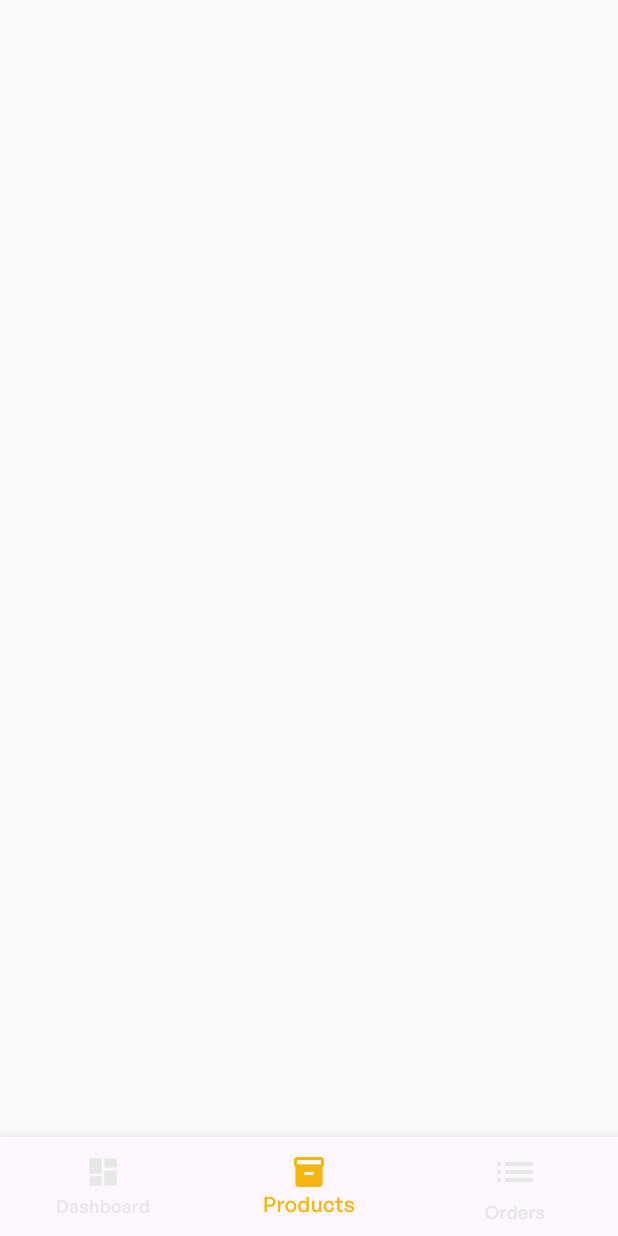
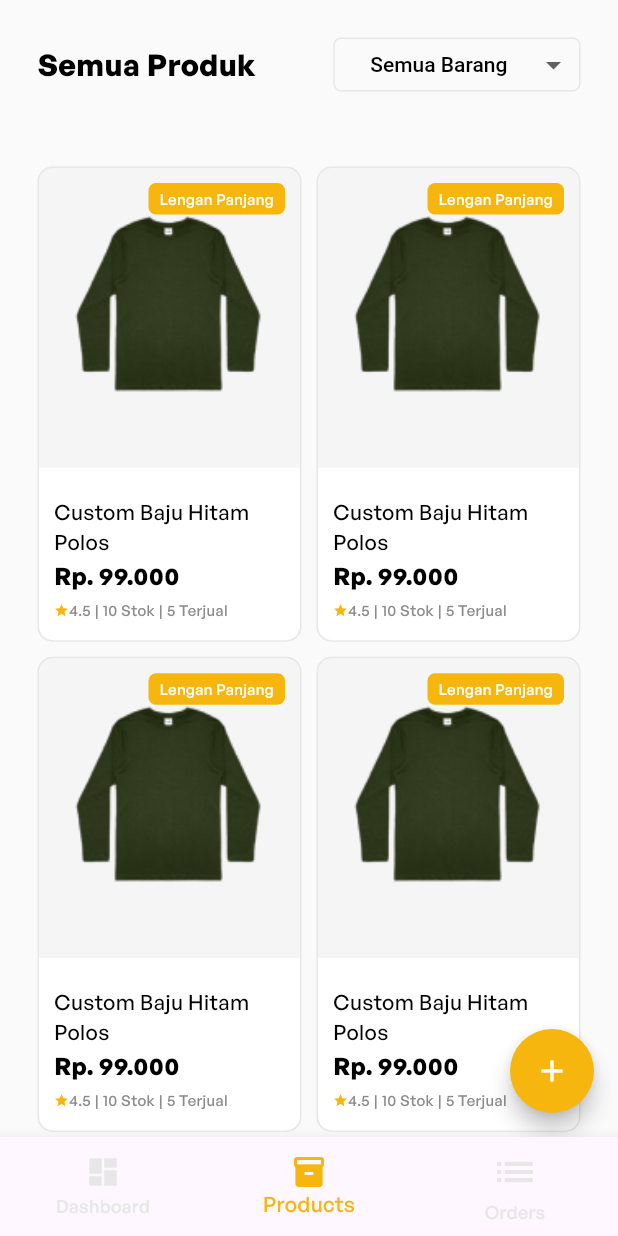
Before and after one commit to fdiwangkara/klambi_ta_admin, a Flutter app: the LandingPage screen opened by its route, item 2 of the bottom bar chosen, on a phone screen of 412 x 824 dp. Run offline on Flutter 3.47's test engine with Material 3 defaults, Android fonts, the phone set to English and light mode, and no system bars; our stand-ins replace fl_chart, flutter_svg, get.

Commit message:
style: [FD] Create Product List UI for Product Page

```diff
--- a/lib/components/navbar.dart
+++ b/lib/components/navbar.dart
@@ -69,7 +69,7 @@ class LandingPage extends StatelessWidget {
         ),
         BottomNavigationBarItem(
           icon: Icon(
-            Icons.inventory,
+            Icons.inventory_2,
             color: landingPageController.tabIndex.value == 1
                 ? kPrimaryColor
                 : kLightGreyColor,
--- /dev/null
+++ b/lib/components/product_card.dart
@@ -0,0 +1,119 @@
+import 'package:flutter/material.dart';
+
+import '../helper/constants.dart';
+
+class ProductCard extends StatelessWidget {
+  const ProductCard({super.key});
+
+  @override
+  Widget build(BuildContext context) {
+    // Get the screen width
+    final double width = MediaQuery.of(context).size.width;
+
+    return Container(
+      width: width * 0.45, // Adjust the width according to screen width
+      height: 281,
+      decoration: BoxDecoration(
+        color: kSuperLightGreyColor,
+        border: Border.all(color: kLightGreyColor),
+        borderRadius: BorderRadius.circular(10),
+      ),
+      child: Stack(
+        children: [
+          Column(
+            crossAxisAlignment: CrossAxisAlignment.start,
+            children: [
+              Padding(
+                padding: const EdgeInsets.only(top: 30),
+                child: Center(
+                  child: Image.asset(
+                    'assets/images/product_demo.png',
+                    // Replace with your image asset
+                    height: 120,
+                    fit: BoxFit.cover,
+                  ),
+                ),
+              ),
+              const Spacer(),
+              Container(
+                width: double.infinity,
+                height: 115,
+                decoration: BoxDecoration(
+                  color: kWhiteColor,
+                  borderRadius: const BorderRadius.only(
+                    bottomLeft: Radius.circular(10),
+                    bottomRight: Radius.circular(10),
+                  ),
+                ),
+                child: Padding(
+                  padding: const EdgeInsets.only(top: 20, right: 10, left: 10),
+                  child: Column(
+                    crossAxisAlignment: CrossAxisAlignment.start,
+                    children: [
+                      const Text(
+                        'Custom Baju Hitam Polos',
+                        style: TextStyle(
+                          color: kBlackColor,
+                          fontWeight: FontWeight.w500,
+                          fontSize: 14,
+                        ),
+                      ),
+                      const Text(
+                        'Rp. 99.000',
+                        style: TextStyle(
+                          color: kBlackColor,
+                          fontWeight: FontWeight.w600,
+                          fontSize: 16,
+                        ),
+                      ),
+                      SizedBox(height: 5),
+                      Row(
+                        children: [
+                          Icon(
+                            Icons.star,
+                            color: kPrimaryColor,
+                            size: 10,
+                          ),
+                          const Text(
+                            '4.5 | 10 Stok | 5 Terjual',
+                            style: TextStyle(
+                              color: kDarkGreyColor,
+                              fontWeight: FontWeight.w500,
+                              fontSize: 10,
+                            ),
+                          ),
+                        ],
+                      ),
+                    ],
+                  ),
+                ),
+              ),
+            ],
+          ),
+          Positioned(
+            top: 10,
+            right: 10,
+            child: Container(
+              width: 91,
+              height: 21,
+              decoration: BoxDecoration(
+                color: kPrimaryColor,
+                borderRadius: BorderRadius.circular(5),
+              ),
+              child: Center(
+                child: Text(
+                  'Lengan Panjang',
+                  style: TextStyle(
+                    fontWeight: FontWeight.w500,
+                    color: kWhiteColor,
+                    fontSize: 10,
+                  ),
+                ),
+              ),
+            ),
+          ),
+        ],
+      ),
+    );
+  }
+}
--- /dev/null
+++ b/lib/screens/product/components/header.dart
@@ -0,0 +1,70 @@
+import 'package:flutter/material.dart';
+
+import '../../../helper/constants.dart';
+
+class Header extends StatelessWidget {
+  const Header({super.key});
+
+  @override
+  Widget build(BuildContext context) {
+    double width = MediaQuery.of(context).size.width;
+    return Padding(
+      padding: const EdgeInsets.symmetric(horizontal: 25),
+      child: Row(
+        children: [
+          Expanded(
+            child: Text(
+              'Semua Produk',
+              style: TextStyle(
+                fontSize: 20,
+                fontWeight: FontWeight.w600,
+              ),
+            ),
+          ),
+          Container(
+            padding: const EdgeInsets.all(5),
+            width: width / 2.5,
+            height: 36,
+            decoration: BoxDecoration(
+              color: kBackgroundColor,
+              border: Border.all(
+                color: kLightGreyColor,
+              ),
+              borderRadius: BorderRadius.circular(5),
+            ),
+            child: DropdownButtonHideUnderline(
+              child: Center(
+                child: DropdownButton<String>(
+                  isExpanded: true,
+                  value: 'Semua Barang',
+                  items: <String>[
+                    'Semua Barang',
+                    'Lengan Panjang',
+                    'Lengan Pendek',
+                    'Oversize'
+                  ].map<DropdownMenuItem<String>>((String value) {
+                    return DropdownMenuItem<String>(
+                      value: value,
+                      child: Center(
+                        child: Text(value),
+                      ),
+                    );
+                  }).toList(),
+                  onChanged: (String? newValue) {
+                    // Handle dropdown value change
+                  },
+                  alignment: Alignment.center,
+                  style: TextStyle(
+                    fontWeight: FontWeight.w500,
+                    fontSize: 14,
+                    color: kBlackColor,
+                  ),
+                ),
+              ),
+            ),
+          ),
+        ],
+      ),
+    );
+  }
+}
--- /dev/null
+++ b/lib/screens/product/components/product_grid.dart
@@ -0,0 +1,30 @@
+import 'package:flutter/material.dart';
+
+import '../../../components/product_card.dart';
+
+class ProductGrid extends StatelessWidget {
+  const ProductGrid({super.key});
+
+  @override
+  Widget build(BuildContext context) {
+    final double width = MediaQuery.of(context).size.width;
+    final double height = MediaQuery.of(context).size.height;
+    return Padding(
+      padding: const EdgeInsets.symmetric(horizontal: 25),
+      child: GridView.builder(
+        shrinkWrap: true,
+        physics: const NeverScrollableScrollPhysics(),
+        gridDelegate: SliverGridDelegateWithFixedCrossAxisCount(
+          crossAxisCount: 2,
+          mainAxisSpacing: 10,
+          crossAxisSpacing: 10,
+          childAspectRatio: 1 / 1.8,
+        ),
+        itemCount: 4,
+        itemBuilder: (context, index) {
+          return ProductCard();
+        },
+      ),
+    );
+  }
+}
--- a/lib/screens/product/product_screen.dart
+++ b/lib/screens/product/product_screen.dart
@@ -1,5 +1,9 @@
 import 'package:flutter/material.dart';
 import 'package:get/get.dart';
+import 'package:klambi_admin/components/product_card.dart';
+import 'package:klambi_admin/helper/constants.dart';
+import 'package:klambi_admin/screens/product/components/header.dart';
+import 'package:klambi_admin/screens/product/components/product_grid.dart';
 import 'package:klambi_admin/screens/product/product_controller.dart';
 
 class ProductScreenView extends GetView<ProductController> {
@@ -9,7 +13,28 @@ class ProductScreenView extends GetView<ProductController> {
   Widget build(BuildContext context) {
     Get.put(ProductController());
     return Scaffold(
-
+      backgroundColor: kBackgroundColor,
+      body: SingleChildScrollView(
+        padding: const EdgeInsets.symmetric(vertical: 25),
+        child: Column(
+          children: [
+            const Header(),
+            const SizedBox(height: 50),
+            const ProductGrid(),
+          ],
+        ),
+      ),
+      floatingActionButton: FloatingActionButton(
+        onPressed: () {
+          // Define the action for the button here
+        },
+        backgroundColor: kPrimaryColor,
+        shape: const CircleBorder(),
+        child: const Icon(
+          Icons.add,
+          color: kWhiteColor,
+        ),
+      ),
     );
   }
 }
```
